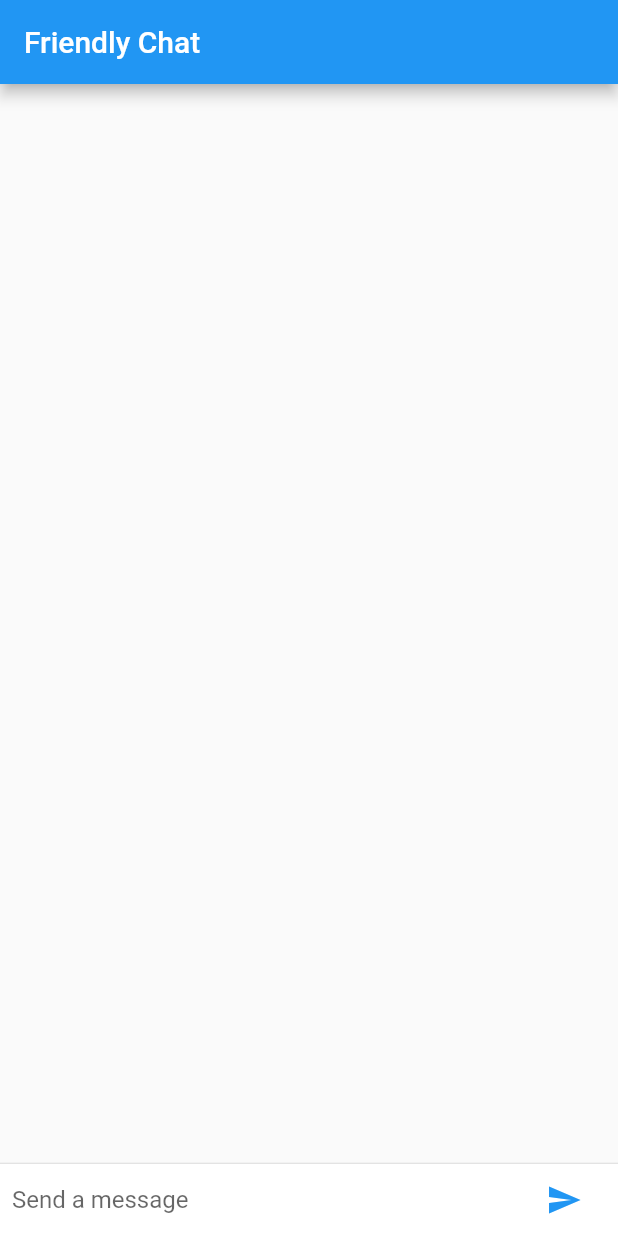
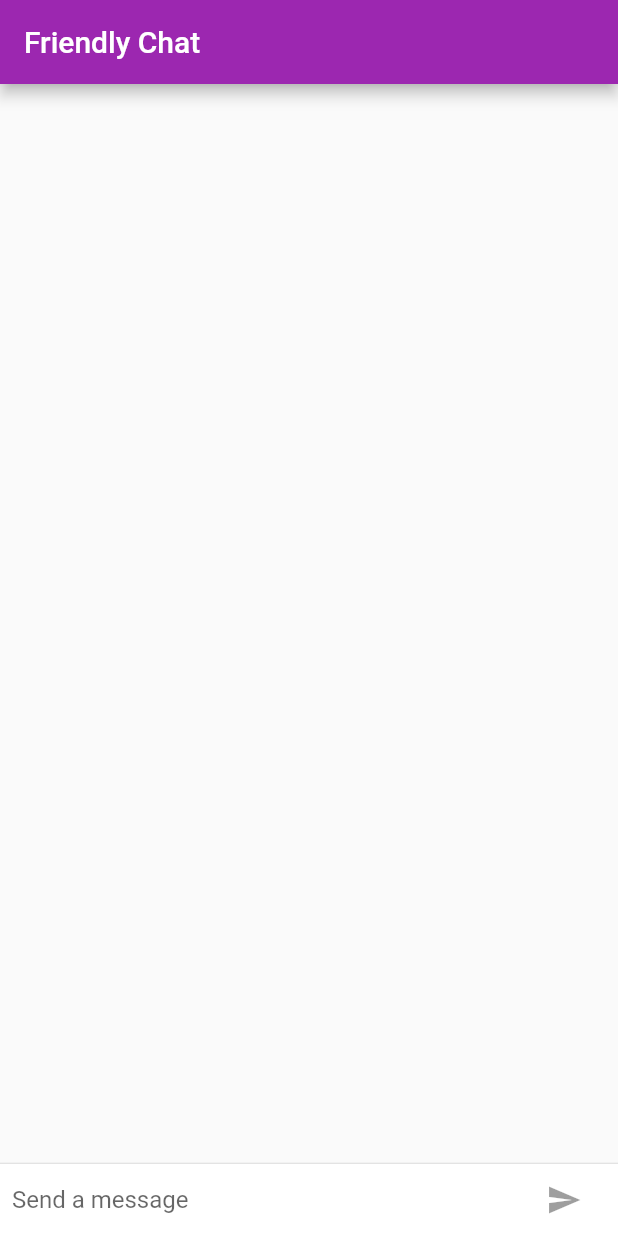
Before and after one commit to nalfian/Friendly-Chat-Flutter, a Flutter app: the screen it shows after launch, on a phone screen of 412 x 824 dp. Run offline on Flutter 3.47's test engine with Material 2 defaults, Android fonts, the phone set to English and light mode, and no system bars.

```diff
--- a/lib/main.dart
+++ b/lib/main.dart
@@ -1,4 +1,6 @@
 import 'package:flutter/material.dart';
+import 'package:flutter/foundation.dart';
+import 'package:flutter/cupertino.dart';
 
 void main() {
   runApp(FriendlyChatApp());
@@ -9,6 +11,9 @@ class FriendlyChatApp extends StatelessWidget {
   Widget build(BuildContext context) {
     return MaterialApp(
       title: "Friendlyc Chat",
+      theme: defaultTargetPlatform == TargetPlatform.iOS
+          ? kIOSTheme
+          : kDefaultTheme,
       home: ChatScreen(),
     );
   }
@@ -21,9 +26,10 @@ class ChatScreen extends StatefulWidget {
   }
 }
 
-class ChatScreenState extends State<ChatScreen> {
+class ChatScreenState extends State<ChatScreen> with TickerProviderStateMixin {
   final List<ChatMessage> _messages = <ChatMessage>[];
   final _textController = TextEditingController();
+  bool _isComposing = false;
 
   Widget _buildTextComposer() {
     return IconTheme(
@@ -35,6 +41,11 @@ class ChatScreenState extends State<ChatScreen> {
               Flexible(
                 child: TextField(
                   controller: _textController,
+                  onChanged: (String text) {
+                    setState(() {
+                      _isComposing = text.length > 0;
+                    });
+                  },
                   onSubmitted: _handleSubmitted,
                   decoration:
                       InputDecoration.collapsed(hintText: "Send a message"),
@@ -42,10 +53,19 @@ class ChatScreenState extends State<ChatScreen> {
               ),
               Container(
                   margin: EdgeInsets.symmetric(horizontal: 4.0),
-                child: IconButton(
+                  child: Theme.of(context).platform == TargetPlatform.iOS
+                      ? CupertinoButton(
+                          child: new Text("Send"),
+                          onPressed: _isComposing
+                              ? () => _handleSubmitted(_textController.text)
+                              : null,
+                        )
+                      : IconButton(
                           icon: Icon(Icons.send),
-                    onPressed: () => _handleSubmitted(_textController.text)),
-              )
+                          onPressed: _isComposing
+                              ? () => _handleSubmitted(_textController.text)
+                              : null,
+                        )),
             ],
           )),
     );
@@ -53,10 +73,19 @@ class ChatScreenState extends State<ChatScreen> {
 
   void _handleSubmitted(String text) {
     _textController.clear();
-    ChatMessage message = ChatMessage(text);
+    setState(() {
+      _isComposing = false;
+    });
+    ChatMessage message = ChatMessage(
+        text,
+        AnimationController(
+          duration: new Duration(milliseconds: 700),
+          vsync: this,
+        ));
     setState(() {
       _messages.insert(0, message);
     });
+    message.animationController.forward();
   }
 
   @override
@@ -64,8 +93,10 @@ class ChatScreenState extends State<ChatScreen> {
     return Scaffold(
       appBar: AppBar(
         title: Text("Friendly Chat"),
+        elevation: Theme.of(context).platform == TargetPlatform.iOS ? 0.0 : 4.0,
       ),
-      body: Column(
+      body: Container(
+          child: Column(
             children: <Widget>[
               Flexible(
                 child: ListView.builder(
@@ -77,27 +108,46 @@ class ChatScreenState extends State<ChatScreen> {
               ),
               Divider(height: 1.0),
               Container(
-            decoration: BoxDecoration(
-              color: Theme.of(context).cardColor
-            ),
+                decoration: BoxDecoration(color: Theme.of(context).cardColor),
                 child: _buildTextComposer(),
               )
             ],
           ),
+          decoration: Theme.of(context).platform == TargetPlatform.iOS
+              ? BoxDecoration(
+                  border: Border(
+                    top: BorderSide(color: Colors.grey[200]),
+                  ),
+                )
+              : null),
     );
+  }
+
+  @override
+  void dispose() {
+    for (ChatMessage message in _messages)
+      message.animationController.dispose();
+    super.dispose();
   }
 }
 
 const String _name = "Nur Alfian Julianda";
 
 class ChatMessage extends StatelessWidget {
-  ChatMessage(this.text);
+  ChatMessage(this.text, this.animationController);
 
   final String text;
+  final AnimationController animationController;
 
   @override
   Widget build(BuildContext context) {
-    return Container(
+    return SizeTransition(
+      sizeFactor: CurvedAnimation(
+        parent: animationController,
+        curve: Curves.easeOut,
+      ),
+      axisAlignment: 0.0,
+      child: Container(
         margin: const EdgeInsets.symmetric(vertical: 10.0),
         child: Row(
           crossAxisAlignment: CrossAxisAlignment.start,
@@ -108,7 +158,8 @@ class ChatMessage extends StatelessWidget {
                 child: Text(_name[0]),
               ),
             ),
-          Column(
+            Expanded(
+              child: Column(
                 crossAxisAlignment: CrossAxisAlignment.start,
                 children: <Widget>[
                   Text(
@@ -120,9 +171,22 @@ class ChatMessage extends StatelessWidget {
                     child: Text(text),
                   )
                 ],
+              ),
             )
           ],
+        ),
       ),
     );
   }
 }
+
+final ThemeData kIOSTheme = new ThemeData(
+  primarySwatch: Colors.orange,
+  primaryColor: Colors.grey[100],
+  primaryColorBrightness: Brightness.light,
+);
+
+final ThemeData kDefaultTheme = new ThemeData(
+  primarySwatch: Colors.purple,
+  accentColor: Colors.orangeAccent[400],
+);
```
Lines whose indentation alone changed are shown as unchanged.
